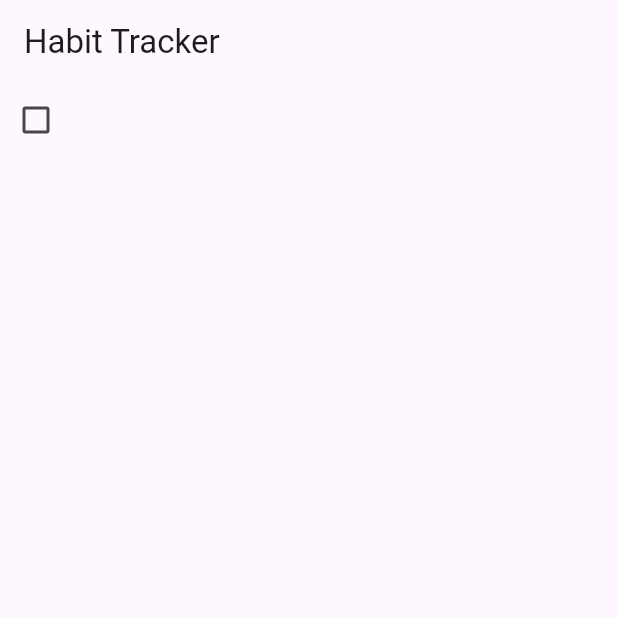
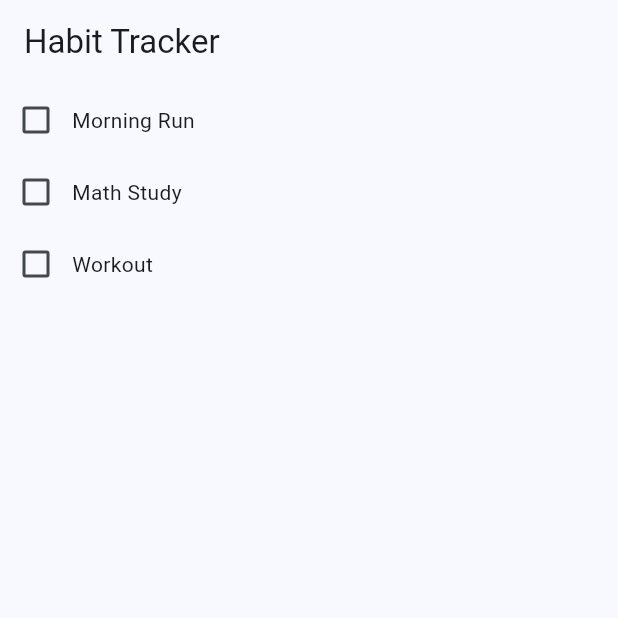
Before and after one commit to soulandbone/habit_tracker_app, a Flutter app: the screen it shows after launch, on a phone screen of 412 x 824 dp, the top half of it. Run offline on Flutter 3.47's test engine with Material 2 defaults, Android fonts, the light colour scheme and no system bars.

Commit message:
change in function to check a task, now we dont send the index to the constructor

```diff
--- a/lib/main.dart
+++ b/lib/main.dart
@@ -11,9 +11,10 @@ class MyApp extends StatelessWidget {
   @override
   Widget build(BuildContext context) {
     return MaterialApp(
+        debugShowCheckedModeBanner: false,
         title: 'Flutter Demo',
         theme: ThemeData(
-          colorScheme: ColorScheme.fromSeed(seedColor: Colors.deepPurple),
+          colorScheme: ColorScheme.fromSeed(seedColor: Colors.blue),
           useMaterial3: true,
         ),
         home: HomePage());
--- a/lib/screens/homepage.dart
+++ b/lib/screens/homepage.dart
@@ -9,11 +9,30 @@ class HomePage extends StatefulWidget {
 }
 
 class _HomePageState extends State<HomePage> {
+  final List tasks = [
+    ['Morning Run', false],
+    ['Math Study', false],
+    ['Workout', false]
+  ];
+
+  void changeStatus(int index, bool value) {
+    setState(() {
+      tasks[index][1] = value;
+    });
+    print('value is now $value');
+  }
+
   @override
   Widget build(BuildContext context) {
     return Scaffold(
-      appBar: AppBar(title: const Text('Habit Tracker')),
-      body: TaskTile(),
-    );
+        appBar: AppBar(title: const Text('Habit Tracker')),
+        body: ListView.builder(
+          itemCount: tasks.length,
+          itemBuilder: (context, index) => TaskTile(
+            title: tasks[index][0],
+            habitCompleted: tasks[index][1],
+            onChangedValue: (value) => changeStatus(index, value!),
+          ),
+        ));
   }
 }
--- a/lib/widgets/task_tile.dart
+++ b/lib/widgets/task_tile.dart
@@ -1,30 +1,23 @@
 import 'package:flutter/material.dart';
 
-class TaskTile extends StatefulWidget {
-  const TaskTile({super.key});
+class TaskTile extends StatelessWidget {
+  //final int index;
+  final String title;
+  final bool habitCompleted;
+  final Function(bool?) onChangedValue;
 
-  @override
-  State<TaskTile> createState() => _TaskTileState();
-}
+  TaskTile(
+      {required this.title,
+      required this.habitCompleted,
+      required this.onChangedValue});
 
-class _TaskTileState extends State<TaskTile> {
-  var checked = false;
   @override
   Widget build(BuildContext context) {
     return Row(
       children: [
-        Checkbox(
-            value: checked,
-            onChanged: (value) => setState(() {
-                  checked = value!;
-                }))
+        Checkbox(value: habitCompleted, onChanged: onChangedValue),
+        Text(title)
       ],
     );
   }
-
-  void checkboxChecked(bool checked) {
-    setState(() {
-      checked = !checked;
-    });
-  }
 }
```
